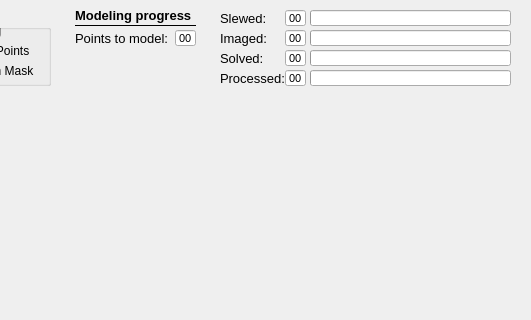
Before: the Qt Designer form mountwizzard/gui/hemisphere_dialog_ui.ui in sayitfast/MountWizzard3, drawn with Qt 5; both pictures show x 260 to 791 and y 0 to 320 of the 791 by 641 pixel window.
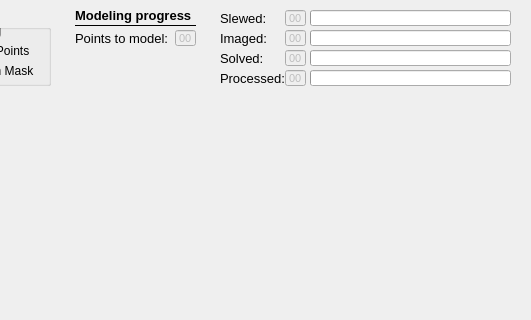
After: the same form once the commit is applied.

```diff
--- a/mountwizzard/gui/hemisphere_dialog_ui.ui
+++ b/mountwizzard/gui/hemisphere_dialog_ui.ui
@@ -147,6 +147,9 @@
    </property>
   </widget>
   <widget class="QLineEdit" name="le_numberPointsProcessed">
+   <property name="enabled">
+    <bool>false</bool>
+   </property>
    <property name="geometry">
     <rect>
      <x>545</x>
@@ -229,6 +232,9 @@
    </property>
   </widget>
   <widget class="QLineEdit" name="le_numberPointsSolved">
+   <property name="enabled">
+    <bool>false</bool>
+   </property>
    <property name="geometry">
     <rect>
      <x>545</x>
@@ -311,6 +317,9 @@
    </property>
   </widget>
   <widget class="QLineEdit" name="le_numberPointsImaged">
+   <property name="enabled">
+    <bool>false</bool>
+   </property>
    <property name="geometry">
     <rect>
      <x>545</x>
@@ -393,6 +402,9 @@
    </property>
   </widget>
   <widget class="QLineEdit" name="le_numberPointsSlewed">
+   <property name="enabled">
+    <bool>false</bool>
+   </property>
    <property name="geometry">
     <rect>
      <x>545</x>
@@ -456,6 +468,9 @@
    </property>
   </widget>
   <widget class="QLineEdit" name="le_numberPointsToModel">
+   <property name="enabled">
+    <bool>false</bool>
+   </property>
    <property name="geometry">
     <rect>
      <x>435</x>
```
